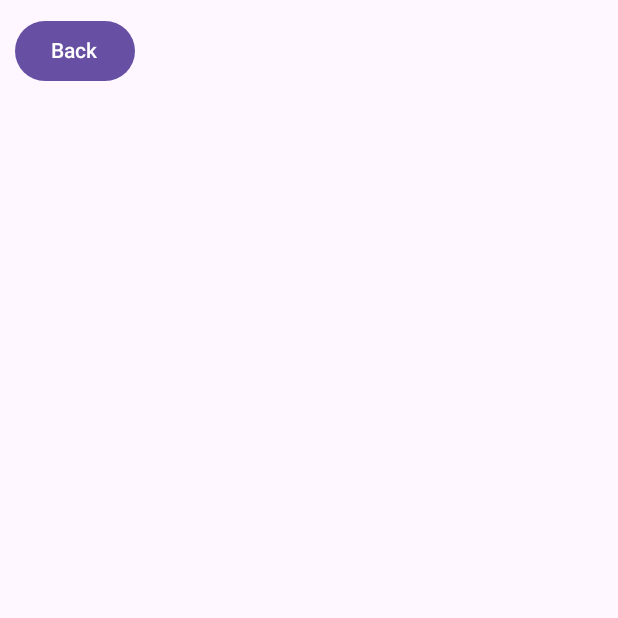
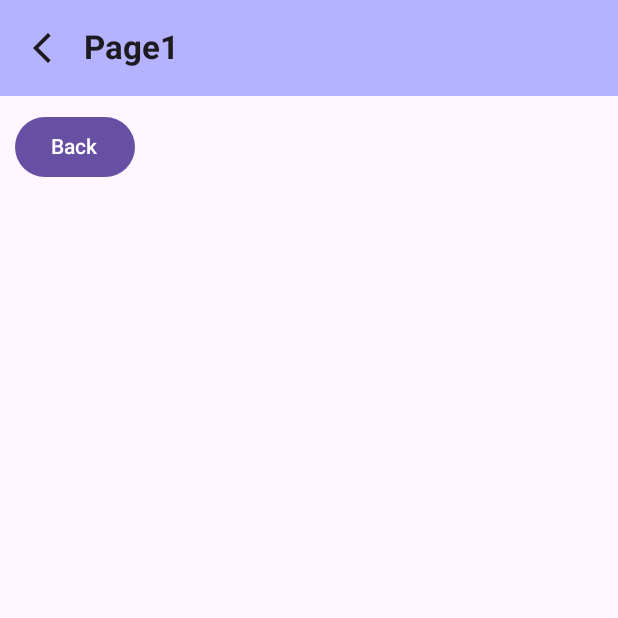
Before and after one commit to qoreh940/compose, an Android app built with Jetpack Compose: the screen it shows after launch (MainActivity), after a tap on "Move to page 1", on a phone screen of 412 x 824 dp, the top half of it. Run offline under Robolectric (Android 15) with nearby library versions, the phone set to English and light mode, and no system bars.

Commit message:
Applied a Scaffold to the screen, including a TopAppBar with a title and a functional back key.

```diff
--- a/app/src/main/java/com/example/compose/ui/nav/NavgationScreen.kt
+++ b/app/src/main/java/com/example/compose/ui/nav/NavgationScreen.kt
@@ -1,25 +1,85 @@
 package com.example.compose.ui.nav
 
+import androidx.compose.foundation.layout.fillMaxWidth
+import androidx.compose.foundation.layout.padding
+import androidx.compose.material.icons.Icons
+import androidx.compose.material.icons.filled.ArrowBackIosNew
+import androidx.compose.material3.ExperimentalMaterial3Api
+import androidx.compose.material3.Icon
+import androidx.compose.material3.IconButton
+import androidx.compose.material3.Scaffold
+import androidx.compose.material3.Text
+import androidx.compose.material3.TopAppBar
+import androidx.compose.material3.TopAppBarDefaults
 import androidx.compose.runtime.Composable
+import androidx.compose.runtime.LaunchedEffect
+import androidx.compose.runtime.getValue
+import androidx.compose.runtime.mutableStateOf
+import androidx.compose.runtime.remember
+import androidx.compose.runtime.setValue
+import androidx.compose.ui.Modifier
+import androidx.compose.ui.graphics.Color
+import androidx.compose.ui.text.font.FontWeight
 import androidx.navigation.compose.NavHost
 import androidx.navigation.compose.composable
 import androidx.navigation.compose.rememberNavController
 import com.example.compose.ui.home.HomeScreen
 import com.example.compose.ui.pages.Page1
 
+val HOME_TITLE = "Home"
+val PAGE1_TITLE = "Page1"
+
+@OptIn(ExperimentalMaterial3Api::class)
 @Composable
 fun NavigationScreen(){
 
     val navController = rememberNavController()
+    var topTitle by remember { mutableStateOf(HOME_TITLE) }
+    var showBackKey by remember { mutableStateOf(false) }
 
-    NavHost(navController = navController, startDestination = "home"){
-        composable("home") {
-            HomeScreen(navController = navController)
+    LaunchedEffect(navController) {
+        navController.addOnDestinationChangedListener { _, destination, _ ->
+            showBackKey = navController.previousBackStackEntry != null
+            topTitle = when(destination.route){
+                "home" -> HOME_TITLE
+                "page1" -> PAGE1_TITLE
+                else -> "Invalid Page"
+            }
         }
 
-        composable("page1") {
-            Page1(navController = navController)
-        }
     }
 
+    Scaffold(
+        topBar = {
+            TopAppBar(
+                title = {Text(text = topTitle, fontWeight = FontWeight.Bold)},
+                modifier = Modifier.fillMaxWidth(),
+                navigationIcon = {
+                    if(showBackKey) {
+                        IconButton(onClick = { navController.popBackStack() }) {
+                            Icon(
+                                imageVector = Icons.Default.ArrowBackIosNew,
+                                contentDescription = "back"
+                            )
+                        }
+                    }
+                },
+                colors = TopAppBarDefaults.topAppBarColors(containerColor = Color(0xFFB5B2FF))
+                )
+        },
+        content = { padding ->
+            NavHost(navController = navController, startDestination = "home", modifier = Modifier.padding(padding)){
+                composable("home") {
+                    HomeScreen(navController = navController)
+                }
+
+                composable("page1") {
+                    Page1(navController = navController)
+                }
+            }
+        }
+    )
+
+
+
 }
```
Also changed, not shown: 1 other file.
